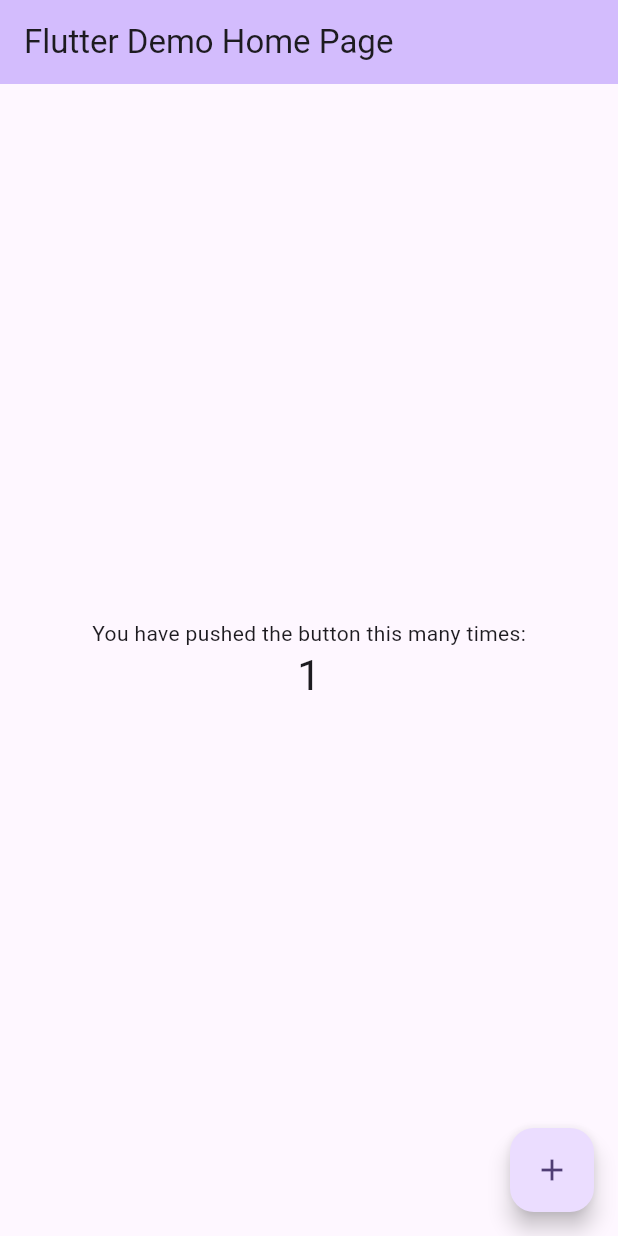
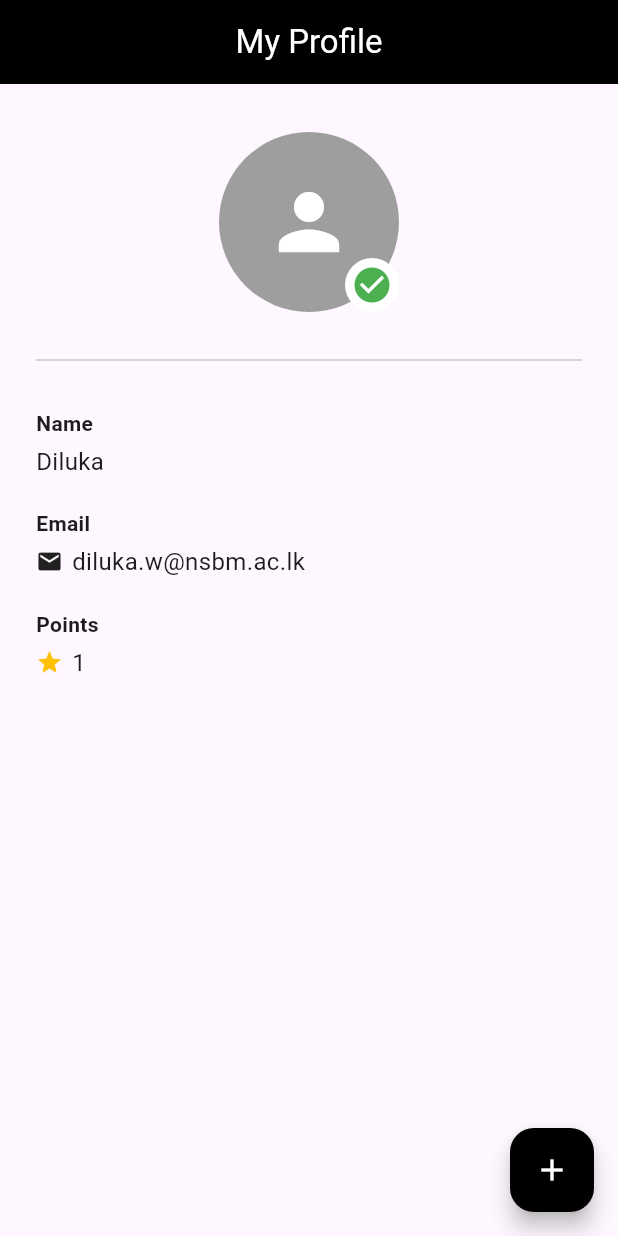
Before and after one commit to Subodha2004/my_profile_screen, a Flutter app: the screen it shows after launch, after a tap on the "add" icon, on a phone screen of 412 x 824 dp. Run offline on Flutter 3.47's test engine with Material 3 defaults, Android fonts, the phone set to English and light mode, and no system bars.

Commit message:
update main.dart

```diff
--- a/lib/main.dart
+++ b/lib/main.dart
@@ -1,121 +1,120 @@
 import 'package:flutter/material.dart';
 
 void main() {
-  runApp(const MyApp());
+  runApp(
+    const MaterialApp(debugShowCheckedModeBanner: false, home: ProfileScreen()),
+  );
 }
 
-class MyApp extends StatelessWidget {
-  const MyApp({super.key});
+class ProfileScreen extends StatefulWidget {
+  const ProfileScreen({super.key});
 
-  // This widget is the root of your application.
   @override
-  Widget build(BuildContext context) {
-    return MaterialApp(
-      title: 'Flutter Demo',
-      theme: ThemeData(
-        // This is the theme of your application.
-        //
-        // TRY THIS: Try running your application with "flutter run". You'll see
-        // the application has a purple toolbar. Then, without quitting the app,
-        // try changing the seedColor in the colorScheme below to Colors.green
-        // and then invoke "hot reload" (save your changes or press the "hot
-        // reload" button in a Flutter-supported IDE, or press "r" if you used
-        // the command line to start the app).
-        //
-        // Notice that the counter didn't reset back to zero; the application
-        // state is not lost during the reload. To reset the state, use hot
-        // restart instead.
-        //
-        // This works for code too, not just values: Most code changes can be
-        // tested with just a hot reload.
-        colorScheme: .fromSeed(seedColor: Colors.deepPurple),
-      ),
-      home: const MyHomePage(title: 'Flutter Demo Home Page'),
-    );
-  }
+  State<ProfileScreen> createState() => _ProfileScreenState();
 }
 
-class MyHomePage extends StatefulWidget {
-  const MyHomePage({super.key, required this.title});
+class _ProfileScreenState extends State<ProfileScreen> {
+  int points = 0;
 
-  // This widget is the home page of your application. It is stateful, meaning
-  // that it has a State object (defined below) that contains fields that affect
-  // how it looks.
-
-  // This class is the configuration for the state. It holds the values (in this
-  // case the title) provided by the parent (in this case the App widget) and
-  // used by the build method of the State. Fields in a Widget subclass are
-  // always marked "final".
-
-  final String title;
-
-  @override
-  State<MyHomePage> createState() => _MyHomePageState();
-}
-
-class _MyHomePageState extends State<MyHomePage> {
-  int _counter = 0;
-
-  void _incrementCounter() {
+  void _incrementPoints() {
     setState(() {
-      // This call to setState tells the Flutter framework that something has
-      // changed in this State, which causes it to rerun the build method below
-      // so that the display can reflect the updated values. If we changed
-      // _counter without calling setState(), then the build method would not be
-      // called again, and so nothing would appear to happen.
-      _counter++;
+      points++;
     });
   }
 
   @override
   Widget build(BuildContext context) {
-    // This method is rerun every time setState is called, for instance as done
-    // by the _incrementCounter method above.
-    //
-    // The Flutter framework has been optimized to make rerunning build methods
-    // fast, so that you can just rebuild anything that needs updating rather
-    // than having to individually change instances of widgets.
     return Scaffold(
       appBar: AppBar(
-        // TRY THIS: Try changing the color here to a specific color (to
-        // Colors.amber, perhaps?) and trigger a hot reload to see the AppBar
-        // change color while the other colors stay the same.
-        backgroundColor: Theme.of(context).colorScheme.inversePrimary,
-        // Here we take the value from the MyHomePage object that was created by
-        // the App.build method, and use it to set our appbar title.
-        title: Text(widget.title),
+        title: const Text("My Profile"),
+        centerTitle: true,
+        backgroundColor: Colors.black,
+        foregroundColor: Colors.white,
       ),
-      body: Center(
-        // Center is a layout widget. It takes a single child and positions it
-        // in the middle of the parent.
+      body: Padding(
+        padding: const EdgeInsets.symmetric(horizontal: 24.0, vertical: 32.0),
         child: Column(
-          // Column is also a layout widget. It takes a list of children and
-          // arranges them vertically. By default, it sizes itself to fit its
-          // children horizontally, and tries to be as tall as its parent.
-          //
-          // Column has various properties to control how it sizes itself and
-          // how it positions its children. Here we use mainAxisAlignment to
-          // center the children vertically; the main axis here is the vertical
-          // axis because Columns are vertical (the cross axis would be
-          // horizontal).
-          //
-          // TRY THIS: Invoke "debug painting" (choose the "Toggle Debug Paint"
-          // action in the IDE, or press "p" in the console), to see the
-          // wireframe for each widget.
-          mainAxisAlignment: .center,
+          crossAxisAlignment: CrossAxisAlignment.start,
           children: [
-            const Text('You have pushed the button this many times:'),
-            Text(
-              '$_counter',
-              style: Theme.of(context).textTheme.headlineMedium,
+            // Avatar with green checkmark badge
+            Center(
+              child: Stack(
+                children: [
+                  const CircleAvatar(
+                    radius: 60,
+                    backgroundColor: Colors.grey,
+                    child: Icon(Icons.person, size: 60, color: Colors.white),
+                  ),
+                  Positioned(
+                    bottom: 0,
+                    right: 0,
+                    child: Container(
+                      padding: const EdgeInsets.all(4),
+                      decoration: const BoxDecoration(
+                        color: Colors.white,
+                        shape: BoxShape.circle,
+                      ),
+                      child: const Icon(
+                        Icons.check_circle,
+                        color: Colors.green,
+                        size: 28,
+                      ),
+                    ),
+                  ),
+                ],
+              ),
+            ),
+
+            const SizedBox(height: 24),
+            const Divider(thickness: 1),
+            const SizedBox(height: 24),
+
+            // Name
+            const Text(
+              "Name",
+              style: TextStyle(fontWeight: FontWeight.bold, fontSize: 14),
+            ),
+            const SizedBox(height: 4),
+            const Text("Diluka", style: TextStyle(fontSize: 16)),
+
+            const SizedBox(height: 20),
+
+            // Email
+            const Text(
+              "Email",
+              style: TextStyle(fontWeight: FontWeight.bold, fontSize: 14),
+            ),
+            const SizedBox(height: 4),
+            const Row(
+              children: [
+                Icon(Icons.email, size: 18),
+                SizedBox(width: 6),
+                Text("diluka.w@nsbm.ac.lk", style: TextStyle(fontSize: 16)),
+              ],
+            ),
+
+            const SizedBox(height: 20),
+
+            // Points — now dynamic!
+            const Text(
+              "Points",
+              style: TextStyle(fontWeight: FontWeight.bold, fontSize: 14),
+            ),
+            const SizedBox(height: 4),
+            Row(
+              children: [
+                const Icon(Icons.star, size: 18, color: Colors.amber),
+                const SizedBox(width: 6),
+                Text("$points", style: const TextStyle(fontSize: 16)),
+              ],
             ),
           ],
         ),
       ),
       floatingActionButton: FloatingActionButton(
-        onPressed: _incrementCounter,
-        tooltip: 'Increment',
-        child: const Icon(Icons.add),
+        backgroundColor: Colors.black,
+        onPressed: _incrementPoints,
+        child: const Icon(Icons.add, color: Colors.white),
       ),
     );
   }
```
